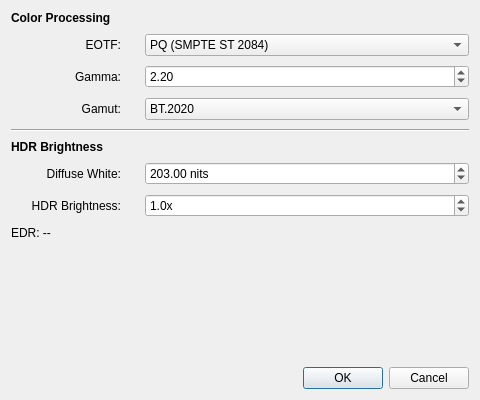
This is YUViewLib/ui/edrSettingsDialog.ui in ganhailin/YUView as Qt 5 draws it before an edit. The edited form follows.
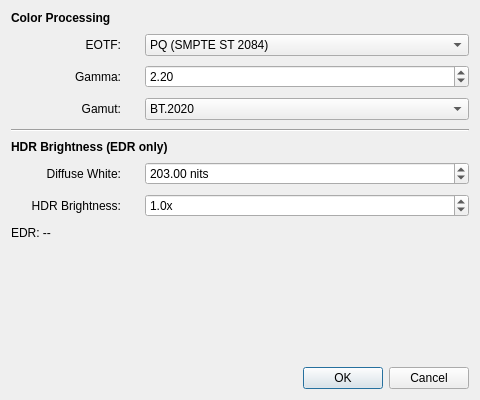
This is the edited form.

```diff
--- a/YUViewLib/ui/edrSettingsDialog.ui
+++ b/YUViewLib/ui/edrSettingsDialog.ui
@@ -206,7 +206,7 @@
         </font>
        </property>
        <property name="text">
-        <string>HDR Brightness</string>
+        <string>HDR Brightness (EDR only)</string>
        </property>
       </widget>
      </item>
```
Left out of the diff: 2 changed lines with no effect on the pictures.
